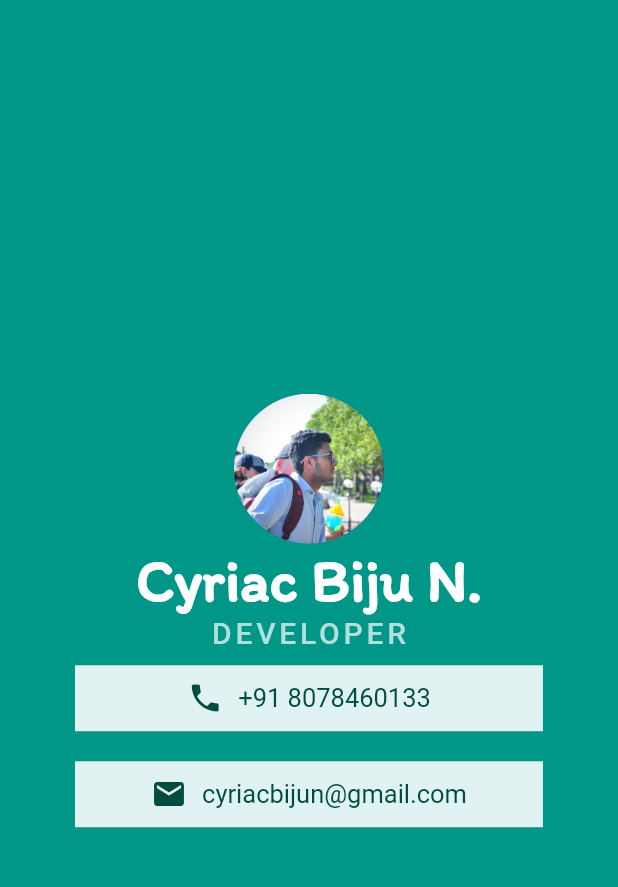
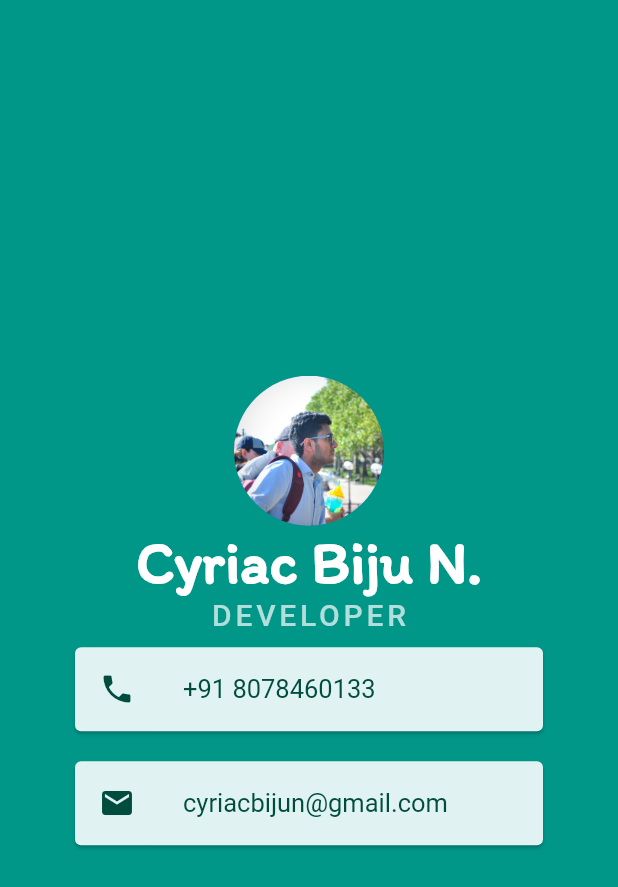
Before and after one commit to cyriacbijun/Flutter_profile_app, a Flutter app: the screen it shows after launch, on a phone screen of 412 x 824 dp. Shown: the top 887 px of the screen. Run offline on Flutter 3.47's test engine with Material 2 defaults, Android fonts, the light colour scheme and no system bars; Roboto replaces fonts that are missing (SourceSansPro).

Commit message:
Finished implementing it using cards,listtiles

```diff
--- a/lib/main.dart
+++ b/lib/main.dart
@@ -1,5 +1,5 @@
 import 'package:flutter/material.dart';
-import 'package:flutter/services.dart';
+
 
 void main() {
   runApp(MyProfile());
@@ -37,56 +37,42 @@ class MyProfile extends StatelessWidget {
                 letterSpacing: 2.5,
               ),
             ),
-            Container(
+            Card(
               color: Colors.teal[50],
               margin: EdgeInsets.symmetric(vertical: 10.0, horizontal: 50.0),
-              padding: EdgeInsets.all(10.0),
-              child: Row(
-                mainAxisAlignment: MainAxisAlignment.center,
-                children: [
-                  Icon(
+              child: ListTile(
+                leading: Icon(
                   Icons.phone,
                   color: Colors.teal[900],
                 ),
-                  SizedBox(
-                    width: 10.0,
-                  ),
-                  Text(
+                title: Text(
                   '+91 8078460133',
                   style: TextStyle(
                     color: Colors.teal[900],
                     fontFamily: 'SourceSansPro',
                     fontSize: 17.0,
                   ),
-                  )
-                ],
                 ),
               ),
-            Container(
+            ),
+            Card(
               color: Colors.teal[50],
               margin: EdgeInsets.symmetric(vertical: 10.0, horizontal: 50.0),
-              padding: EdgeInsets.all(10.0),
-              child: Row(
-                mainAxisAlignment: MainAxisAlignment.center,
-                children: [
-                  Icon(
+              child: ListTile(
+                leading: Icon(
                   Icons.email,
                   color: Colors.teal[900],
                 ),
-                  SizedBox(
-                    width: 10.0,
-                  ),
-                  Text(
+                title: Text(
                   'cyriacbijun@gmail.com',
                   style: TextStyle(
                     color: Colors.teal[900],
                     fontFamily: 'SourceSansPro',
                     fontSize: 17.0,
                   ),
-                  )
-                ],
                 ),
-            )
+              ),
+            ),
           ],
         ),
       ),
```
Lines whose indentation alone changed are shown as unchanged.
